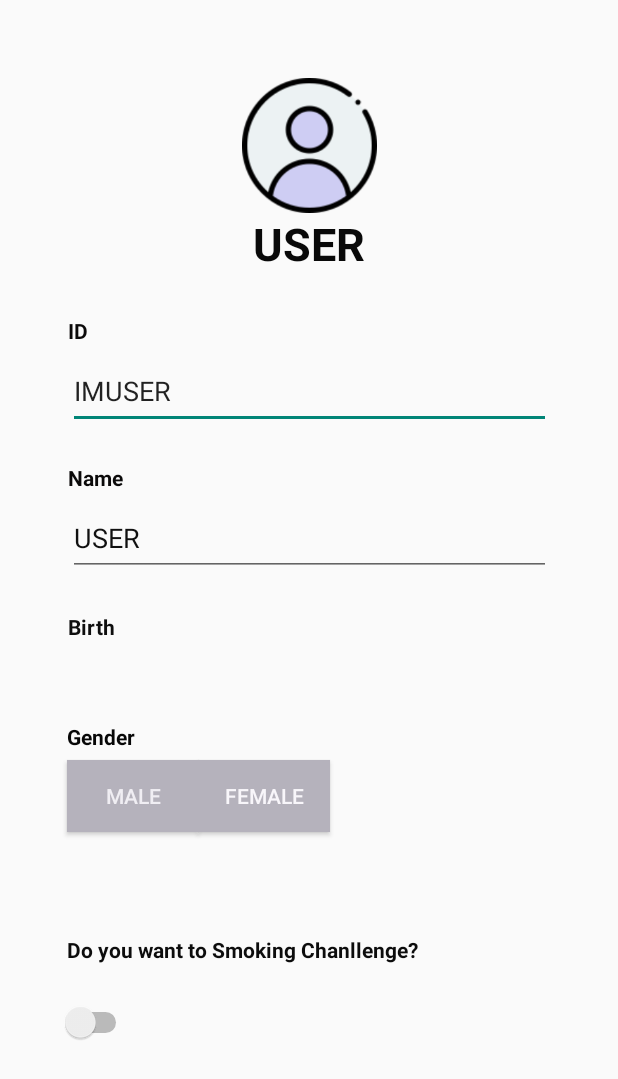
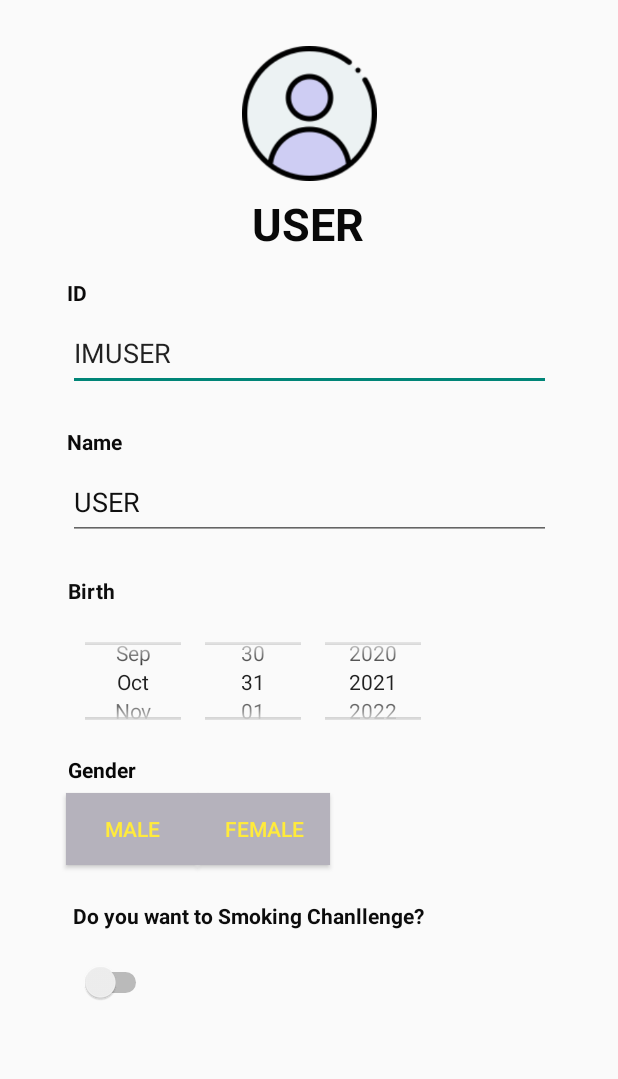
Before and after one commit to meeeeju/smart_mirrorr, an Android app: the MyPageActivity screen opened directly, with no data from a screen before it, on a phone screen of 412 x 824 dp. Shown: the top 1079 px of the screen. Run offline under Robolectric (Android 15) with nearby library versions, the phone set to English and light mode, and no system bars.

Commit message:
login,sign up setting/birth spinner

```diff
--- a/app/src/main/java/com/example/yanadu/ui/login/LoginActivity.kt
+++ b/app/src/main/java/com/example/yanadu/ui/login/LoginActivity.kt
@@ -3,24 +3,42 @@ package com.example.yanadu.ui.login
 import android.content.Intent
 import androidx.appcompat.app.AppCompatActivity
 import android.os.Bundle
+import android.widget.Toast
 import com.example.yanadu.R
 import com.example.yanadu.ui.MainActivity
 import kotlinx.android.synthetic.main.activity_login.*
 
 class LoginActivity : AppCompatActivity() {
+
+    val TAG: String = "Register"
+    var isExistBlank = false
+    var isPWSame = false
+
     override fun onCreate(savedInstanceState: Bundle?) {
         super.onCreate(savedInstanceState)
         setContentView(R.layout.activity_login)
 
-        //회원가입하러 가
+        //회원가입하러 가기
         btn_gotojoin.setOnClickListener {
             val intent = Intent(this, SignupActivity::class.java)
             startActivity(intent)
         }
         //로그인 하러가기
         btn_login.setOnClickListener {
-            val intent = Intent(this, MainActivity::class.java)
-            startActivity(intent)
+            val id = ptxt_id.text.toString()
+            val pw = ptxt_pwd.text.toString()
+
+            if(id.isEmpty() || pw.isEmpty() ){
+                isExistBlank = true
+                Toast.makeText(this, "입력란을 모두 채워주세요.", Toast.LENGTH_SHORT).show()
+
+            }
+            else
+            {
+                val intent = Intent(this, MainActivity::class.java)
+                startActivity(intent)
+            }
+
         }
 
 
--- a/app/src/main/java/com/example/yanadu/ui/login/SignupActivity.kt
+++ b/app/src/main/java/com/example/yanadu/ui/login/SignupActivity.kt
@@ -3,18 +3,39 @@ package com.example.yanadu.ui.login
 import android.content.Intent
 import androidx.appcompat.app.AppCompatActivity
 import android.os.Bundle
+import android.widget.Toast
 import com.example.yanadu.R
+import kotlinx.android.synthetic.main.activity_login.*
 import kotlinx.android.synthetic.main.activity_signup.*
 
 class SignupActivity : AppCompatActivity() {
+
+    val TAG: String = "Register"
+    var isExistBlank = false
+    var isPWSame = false
+
     override fun onCreate(savedInstanceState: Bundle?) {
         super.onCreate(savedInstanceState)
         setContentView(R.layout.activity_signup)
 
 
         btn_signup.setOnClickListener {
-            val intent = Intent(this, LoginActivity::class.java)
-            startActivity(intent)
+            val joinname = ptxt_joinname.text.toString()
+            val joinid = ptxt_joinid.text.toString()
+            val joinpwd = ptxt_joinpwd.text.toString()
+            val joinmail = ptxt_joinmail.text.toString()
+
+            if(joinname.isEmpty() || joinid.isEmpty() || joinpwd.isEmpty() || joinmail.isEmpty()){
+                isExistBlank = true
+                Toast.makeText(this, "입력란을 모두 채워주세요.", Toast.LENGTH_SHORT).show()
+
+            }
+            else
+            {
+                val intent = Intent(this, LoginActivity::class.java)
+                startActivity(intent)
+            }
+
         }
     }
 }
--- a/app/src/main/res/layout/activity_my_page.xml
+++ b/app/src/main/res/layout/activity_my_page.xml
@@ -8,6 +8,20 @@
     tools:layout_editor_absoluteX="53dp"
     tools:layout_editor_absoluteY="1dp">
 
+    <TextView
+        android:id="@+id/textView"
+        android:layout_width="wrap_content"
+        android:layout_height="wrap_content"
+        android:layout_marginTop="8dp"
+        android:text="USER"
+        android:textColor="#090909"
+        android:textSize="30sp"
+        android:textStyle="bold"
+        app:layout_constraintEnd_toEndOf="parent"
+        app:layout_constraintHorizontal_bias="0.498"
+        app:layout_constraintStart_toStartOf="parent"
+        app:layout_constraintTop_toBottomOf="@+id/img_user" />
+
     <ImageView
         android:id="@+id/img_user"
         android:layout_width="99dp"
@@ -16,79 +30,60 @@
         app:layout_constraintEnd_toEndOf="parent"
         app:layout_constraintStart_toStartOf="parent"
         app:layout_constraintTop_toTopOf="parent"
-        app:layout_constraintVertical_bias="0.071"
+        app:layout_constraintVertical_bias="0.042"
         app:srcCompat="@drawable/userimg" />
-
-    <TextView
-        android:id="@+id/textView"
-        android:layout_width="wrap_content"
-        android:layout_height="wrap_content"
-        android:text="USER"
-        android:textColor="#090909"
-        android:textSize="30sp"
-        android:textStyle="bold"
-        app:layout_constraintEnd_toEndOf="parent"
-        app:layout_constraintStart_toStartOf="parent"
-        app:layout_constraintTop_toBottomOf="@+id/img_user" />
 
     <EditText
         android:id="@+id/txtpl_id"
         android:layout_width="322dp"
         android:layout_height="50dp"
-        android:layout_marginTop="236dp"
         android:ems="10"
         android:hint="ID"
         android:inputType="textPersonName"
         android:text="IMUSER"
         app:layout_constraintEnd_toEndOf="parent"
-        app:layout_constraintHorizontal_bias="0.505"
         app:layout_constraintStart_toStartOf="parent"
-        app:layout_constraintTop_toTopOf="parent" />
+        app:layout_constraintTop_toBottomOf="@+id/txtlay_id" />
+
 
     <TextView
         android:id="@+id/txtlay_id"
         android:layout_width="322dp"
         android:layout_height="25dp"
+        android:layout_marginTop="16dp"
         android:text="ID"
         android:textColor="#0B0A0A"
         android:textStyle="bold"
-        app:layout_constraintBottom_toTopOf="@+id/txtpl_id"
-        app:layout_constraintEnd_toEndOf="@+id/txtpl_id"
-        app:layout_constraintHorizontal_bias="0.0"
-        app:layout_constraintStart_toStartOf="@+id/txtpl_id" />
+        app:layout_constraintEnd_toEndOf="parent"
+        app:layout_constraintHorizontal_bias="0.494"
+        app:layout_constraintStart_toStartOf="parent"
+        app:layout_constraintTop_toBottomOf="@+id/textView" />
 
     <TextView
         android:id="@+id/txtlay_name"
         android:layout_width="322dp"
         android:layout_height="25dp"
-        android:layout_marginStart="45dp"
-        android:layout_marginLeft="45dp"
-        android:layout_marginEnd="44dp"
-        android:layout_marginRight="44dp"
+        android:layout_marginTop="24dp"
         android:text="Name"
         android:textColor="#0B0A0A"
         android:textStyle="bold"
-        app:layout_constraintBottom_toTopOf="@+id/txt_name"
         app:layout_constraintEnd_toEndOf="parent"
-        app:layout_constraintHorizontal_bias="0.0"
+        app:layout_constraintHorizontal_bias="0.494"
         app:layout_constraintStart_toStartOf="parent"
-        app:layout_constraintTop_toBottomOf="@+id/txtpl_id"
-        app:layout_constraintVertical_bias="1.0" />
+        app:layout_constraintTop_toBottomOf="@+id/txtpl_id" />
 
     <EditText
         android:id="@+id/txt_name"
         android:layout_width="322dp"
         android:layout_height="50dp"
-        android:layout_marginTop="48dp"
         android:ems="10"
         android:hint="Name"
         android:inputType="textPersonName"
         android:text="USER"
         android:textColor="#101010"
-        app:layout_constraintEnd_toEndOf="@+id/txtlay_name"
-        app:layout_constraintHorizontal_bias="0.0"
-        app:layout_constraintStart_toStartOf="@+id/txtlay_name"
-        app:layout_constraintTop_toBottomOf="@+id/txtpl_id" />
+        app:layout_constraintEnd_toEndOf="parent"
+        app:layout_constraintStart_toStartOf="parent"
+        app:layout_constraintTop_toBottomOf="@+id/txtlay_name" />
 
     <TextView
         android:id="@+id/txtlay_birth"
@@ -99,6 +94,7 @@
         android:textColor="#0E0E0E"
         android:textStyle="bold"
         app:layout_constraintEnd_toEndOf="parent"
+        app:layout_constraintHorizontal_bias="0.505"
         app:layout_constraintStart_toStartOf="parent"
         app:layout_constraintTop_toBottomOf="@+id/txt_name" />
 
@@ -106,27 +102,14 @@
         android:id="@+id/txtlay_gender"
         android:layout_width="322dp"
         android:layout_height="25dp"
-        android:layout_marginTop="48dp"
+        android:layout_marginTop="4dp"
         android:text="Gender"
         android:textColor="#070707"
         android:textStyle="bold"
         app:layout_constraintEnd_toEndOf="parent"
-        app:layout_constraintHorizontal_bias="0.494"
+        app:layout_constraintHorizontal_bias="0.505"
         app:layout_constraintStart_toStartOf="parent"
-        app:layout_constraintTop_toBottomOf="@+id/txtlay_birth" />
-
-    <Button
-        android:id="@+id/btn_male"
-        android:layout_width="wrap_content"
-        android:layout_height="wrap_content"
-        android:background="#B5B2BC"
-        android:text="male"
-        android:textColor="#F0EEF3"
-        app:layout_constraintBottom_toBottomOf="@+id/btn_female"
-        app:layout_constraintEnd_toStartOf="@+id/btn_female"
-        app:layout_constraintStart_toStartOf="@+id/txtlay_gender"
-        app:layout_constraintTop_toTopOf="@+id/btn_female" />
-
+        app:layout_constraintTop_toBottomOf="@+id/dpSpinner" />
 
     <Button
         android:id="@+id/btn_female"
@@ -136,34 +119,57 @@
         android:layout_marginRight="192dp"
         android:background="#B5B2BC"
         android:text="FEMALE"
-        android:textColor="#F8F6FA"
-        app:layout_constraintBottom_toBottomOf="parent"
+        android:textColor="#FFEB3B"
+        app:layout_constraintBottom_toBottomOf="@+id/btn_male"
         app:layout_constraintEnd_toEndOf="parent"
-        app:layout_constraintTop_toBottomOf="@+id/txtlay_gender"
+        app:layout_constraintTop_toTopOf="@+id/btn_male"
         app:layout_constraintVertical_bias="0.0" />
+
+    <Button
+        android:id="@+id/btn_male"
+        android:layout_width="wrap_content"
+        android:layout_height="wrap_content"
+        android:background="#B5B2BC"
+        android:text="male"
+        android:textColor="#FFEB3B"
+        app:layout_constraintEnd_toStartOf="@+id/btn_female"
+        app:layout_constraintHorizontal_bias="1.0"
+        app:layout_constraintStart_toStartOf="parent"
+        app:layout_constraintTop_toBottomOf="@+id/txtlay_gender" />
 
     <TextView
         android:id="@+id/txtlay_smoking"
         android:layout_width="322dp"
         android:layout_height="25dp"
+        android:layout_marginTop="24dp"
         android:text="Do you want to Smoking Chanllenge?"
         android:textColor="#0C0C0C"
         android:textStyle="bold"
-        app:layout_constraintBottom_toBottomOf="parent"
         app:layout_constraintEnd_toEndOf="parent"
-        app:layout_constraintHorizontal_bias="0.494"
+        app:layout_constraintHorizontal_bias="0.539"
         app:layout_constraintStart_toStartOf="parent"
-        app:layout_constraintTop_toBottomOf="@+id/txtlay_gender"
-        app:layout_constraintVertical_bias="0.4" />
+        app:layout_constraintTop_toBottomOf="@+id/btn_male" />
 
     <Switch
         android:id="@+id/swch_smoking"
         android:layout_width="53dp"
         android:layout_height="58dp"
-        android:layout_marginTop="4dp"
-        app:layout_constraintEnd_toEndOf="@+id/txtlay_smoking"
-        app:layout_constraintHorizontal_bias="0.111"
+        app:layout_constraintEnd_toEndOf="parent"
+        app:layout_constraintHorizontal_bias="0.134"
         app:layout_constraintStart_toStartOf="parent"
         app:layout_constraintTop_toBottomOf="@+id/txtlay_smoking" />
 
+    <DatePicker
+        android:id="@+id/dpSpinner"
+        android:layout_width="258dp"
+        android:layout_height="90dp"
+        android:calendarViewShown="false"
+        android:datePickerMode="spinner"
+        app:layout_constraintEnd_toEndOf="parent"
+        app:layout_constraintHorizontal_bias="0.287"
+        app:layout_constraintStart_toStartOf="parent"
+        app:layout_constraintTop_toBottomOf="@+id/txtlay_birth"
+        tools:ignore="MissingConstraints" />
+
+
 </androidx.constraintlayout.widget.ConstraintLayout>
```
